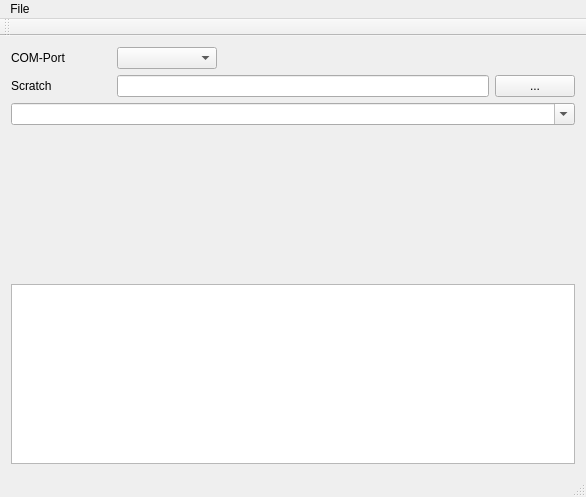
Old version of the form qratzfest.ui in the repository vheinitz/Qratzfest.
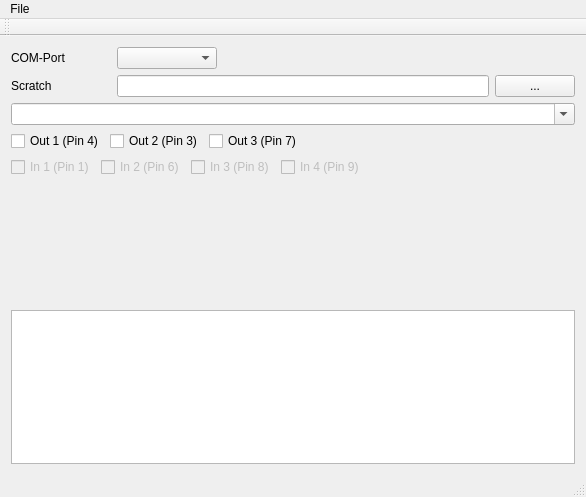
New version of the form.

Commit message: added indicators for in and setter-checkboxes for outputs

```diff
--- a/qratzfest.ui
+++ b/qratzfest.ui
@@ -101,6 +101,113 @@
       </property>
      </widget>
     </item>
+    <item>
+     <layout class="QHBoxLayout" name="horizontalLayout_3">
+      <item>
+       <widget class="QCheckBox" name="cbO1">
+        <property name="text">
+         <string>Out 1 (Pin 4)</string>
+        </property>
+       </widget>
+      </item>
+      <item>
+       <widget class="QCheckBox" name="cbO2">
+        <property name="text">
+         <string>Out 2 (Pin 3)</string>
+        </property>
+       </widget>
+      </item>
+      <item>
+       <widget class="QCheckBox" name="cbO3">
+        <property name="text">
+         <string>Out 3 (Pin 7)</string>
+        </property>
+       </widget>
+      </item>
+      <item>
+       <spacer name="horizontalSpacer">
+        <property name="orientation">
+         <enum>Qt::Horizontal</enum>
+        </property>
+        <property name="sizeHint" stdset="0">
+         <size>
+          <width>40</width>
+          <height>20</height>
+         </size>
+        </property>
+       </spacer>
+      </item>
+     </layout>
+    </item>
+    <item>
+     <layout class="QHBoxLayout" name="horizontalLayout_4">
+      <item>
+       <widget class="QCheckBox" name="cbIn1">
+        <property name="enabled">
+         <bool>false</bool>
+        </property>
+        <property name="text">
+         <string>In 1 (Pin 1)</string>
+        </property>
+        <property name="checkable">
+         <bool>true</bool>
+        </property>
+       </widget>
+      </item>
+      <item>
+       <widget class="QCheckBox" name="cbIn2">
+        <property name="enabled">
+         <bool>false</bool>
+        </property>
+        <property name="text">
+         <string>In 2 (Pin 6)</string>
+        </property>
+        <property name="checkable">
+         <bool>true</bool>
+        </property>
+       </widget>
+      </item>
+      <item>
+       <widget class="QCheckBox" name="cbIn3">
+        <property name="enabled">
+         <bool>false</bool>
+        </property>
+        <property name="text">
+         <string>In 3 (Pin 8)</string>
+        </property>
+        <property name="checkable">
+         <bool>true</bool>
+        </property>
+       </widget>
+      </item>
+      <item>
+       <widget class="QCheckBox" name="cbIn4">
+        <property name="enabled">
+         <bool>false</bool>
+        </property>
+        <property name="text">
+         <string>In 4 (Pin 9)</string>
+        </property>
+        <property name="checkable">
+         <bool>true</bool>
+        </property>
+       </widget>
+      </item>
+      <item>
+       <spacer name="horizontalSpacer_3">
+        <property name="orientation">
+         <enum>Qt::Horizontal</enum>
+        </property>
+        <property name="sizeHint" stdset="0">
+         <size>
+          <width>40</width>
+          <height>20</height>
+         </size>
+        </property>
+       </spacer>
+      </item>
+     </layout>
+    </item>
     <item>
      <spacer name="verticalSpacer">
       <property name="orientation">
```
The commit also changes 2 other files.
